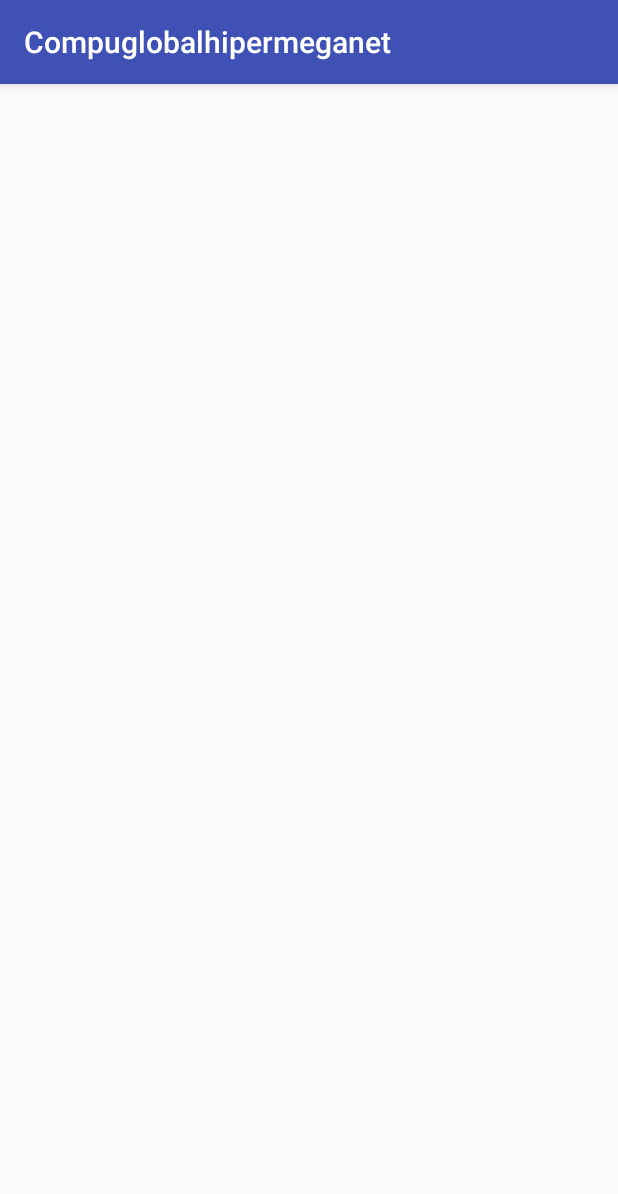
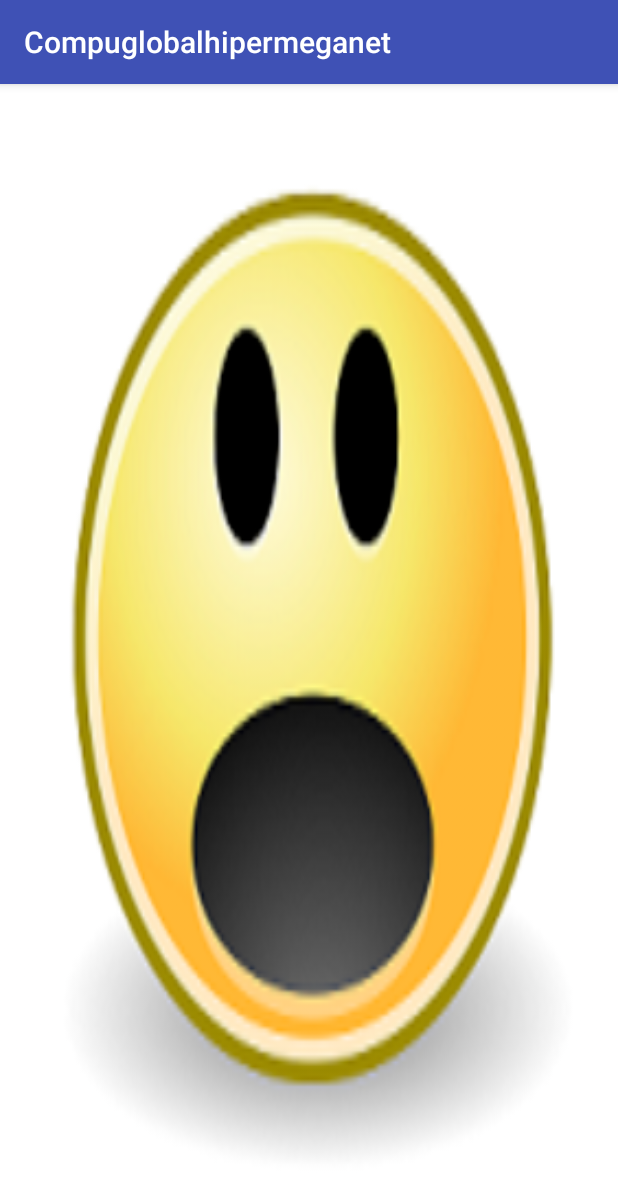
Before and after one commit to fegaris/Compuglobalhipermeganet, an Android app: the screen it shows after launch once a user with an empty profile is signed in (SplashActivity), on a phone screen of 412 x 824 dp. Shown: the top 1194 px of the screen. Run offline under Robolectric (Android 15) with nearby library versions, the phone set to English and light mode, and no system bars.

Commit message:
splash arraglao

```diff
--- a/Compuglobalhipermeganet/app/src/main/res/layout/activity_splash.xml
+++ b/Compuglobalhipermeganet/app/src/main/res/layout/activity_splash.xml
@@ -5,5 +5,11 @@
     android:layout_width="match_parent"
     android:layout_height="match_parent"
     tools:context="com.example.portatil.compuglobalhipermeganet.SplashActivity">
+    <ImageView
+        android:layout_width="match_parent"
+        android:layout_height="match_parent"
+        android:contentDescription="@string/app_name"
+        android:scaleType="fitXY"
+        android:src="@drawable/splash" />
 
 </android.support.constraint.ConstraintLayout>
```
